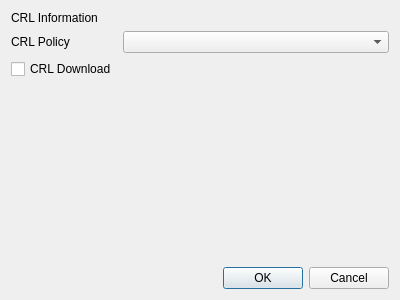
Old version of the form CCMan/issue_crl_dlg.ui in the repository jykim74/CCMan.
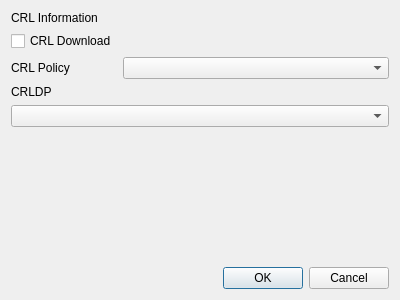
New version of the form.

```diff
--- a/CCMan/issue_crl_dlg.ui
+++ b/CCMan/issue_crl_dlg.ui
@@ -14,24 +14,24 @@
    <string>Issue CRL dialog</string>
   </property>
   <layout class="QGridLayout" name="gridLayout">
-   <item row="1" column="0">
+   <item row="2" column="0">
     <widget class="QLabel" name="label_2">
      <property name="text">
       <string>CRL Policy</string>
      </property>
     </widget>
    </item>
-   <item row="1" column="1">
-    <widget class="QComboBox" name="mCRLPolicyCombo"/>
-   </item>
-   <item row="2" column="0">
-    <widget class="QCheckBox" name="mCRLDownloadCheck">
+   <item row="4" column="0">
+    <widget class="QLabel" name="label_3">
      <property name="text">
-      <string>CRL Download</string>
+      <string>CRLDP</string>
      </property>
     </widget>
    </item>
-   <item row="3" column="0">
+   <item row="5" column="0" colspan="2">
+    <widget class="QComboBox" name="mCRLDPCombo"/>
+   </item>
+   <item row="6" column="0">
     <spacer name="verticalSpacer">
      <property name="orientation">
       <enum>Qt::Vertical</enum>
@@ -44,7 +44,17 @@
      </property>
     </spacer>
    </item>
-   <item row="4" column="1">
+   <item row="2" column="1">
+    <widget class="QComboBox" name="mCRLPolicyCombo"/>
+   </item>
+   <item row="0" column="0" colspan="2">
+    <widget class="QLabel" name="label">
+     <property name="text">
+      <string>CRL Information</string>
+     </property>
+    </widget>
+   </item>
+   <item row="7" column="1">
     <widget class="QDialogButtonBox" name="buttonBox">
      <property name="orientation">
       <enum>Qt::Horizontal</enum>
@@ -54,10 +64,10 @@
      </property>
     </widget>
    </item>
-   <item row="0" column="0" colspan="2">
-    <widget class="QLabel" name="label">
+   <item row="1" column="0">
+    <widget class="QCheckBox" name="mCRLDownloadCheck">
      <property name="text">
-      <string>CRL Information</string>
+      <string>CRL Download</string>
      </property>
     </widget>
    </item>
```
